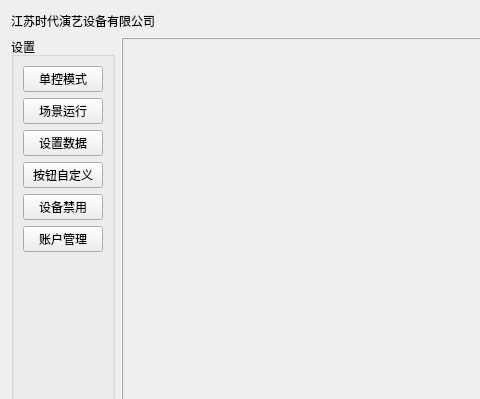
Qt form ui/mainwindow.ui (niuyuxin/touchScreen) before a commit; both pictures show x 0 to 480 and y 0 to 399 of the 573 by 577 pixel window.
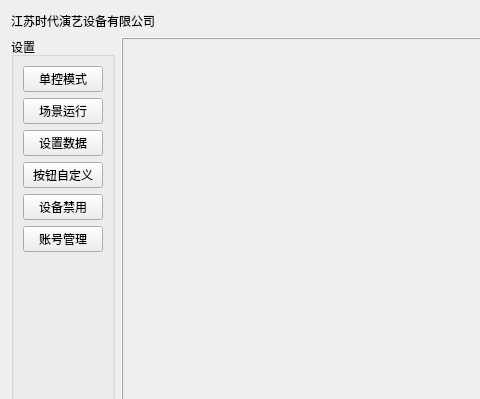
The same form after that commit.

Patch:
```diff
--- a/ui/mainwindow.ui
+++ b/ui/mainwindow.ui
@@ -98,7 +98,7 @@
         <item>
          <widget class="QPushButton" name="accountPushButton">
           <property name="text">
-           <string>账户管理</string>
+           <string>账号管理</string>
           </property>
          </widget>
         </item>
```
